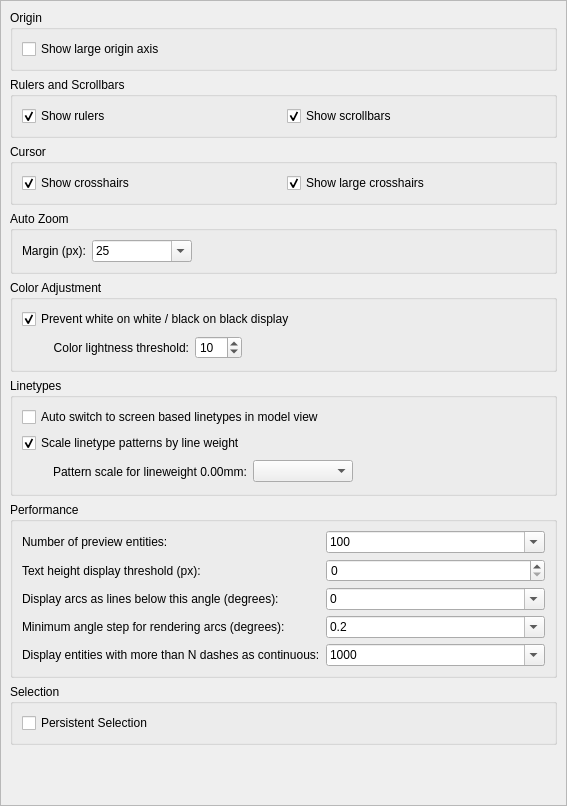
First picture: the form in scripts/Edit/AppPreferences/GraphicsViewPreferences/PreferencesPage.ui, repository qcad/qcad, before the edit.
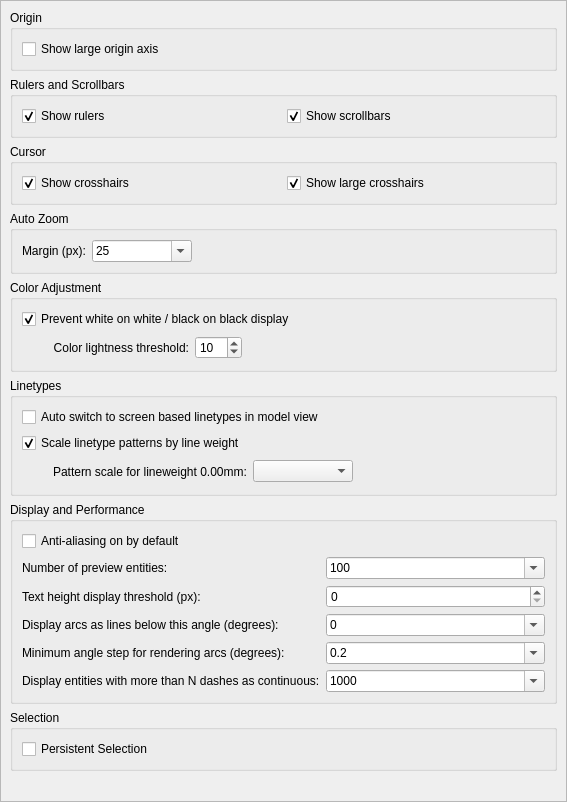
Second picture: the form after the edit. Custom widgets are drawn as their Qt base class.

Commit message:
add View > Anti-aliasing
update translations

The edit to the form file:
```diff
--- a/scripts/Edit/AppPreferences/GraphicsViewPreferences/PreferencesPage.ui
+++ b/scripts/Edit/AppPreferences/GraphicsViewPreferences/PreferencesPage.ui
@@ -7,7 +7,7 @@
     <x>0</x>
     <y>0</y>
     <width>567</width>
-    <height>806</height>
+    <height>802</height>
    </rect>
   </property>
   <property name="windowTitle">
@@ -22,7 +22,7 @@
      <x>0</x>
      <y>0</y>
      <width>565</width>
-     <height>804</height>
+     <height>800</height>
     </rect>
    </property>
    <layout class="QVBoxLayout" name="verticalLayout_2">
@@ -318,17 +318,17 @@
     <item>
      <widget class="QGroupBox" name="groupBox_8">
       <property name="title">
-       <string>Performance</string>
+       <string>Display and Performance</string>
       </property>
       <layout class="QFormLayout" name="formLayout_2">
-       <item row="0" column="0">
+       <item row="1" column="0">
         <widget class="QLabel" name="label_15">
          <property name="text">
           <string>Number of preview entities:</string>
          </property>
         </widget>
        </item>
-       <item row="0" column="1">
+       <item row="1" column="1">
         <widget class="QComboBox" name="PreviewEntities">
          <property name="minimumSize">
           <size>
@@ -379,7 +379,7 @@
          </item>
         </widget>
        </item>
-       <item row="1" column="0">
+       <item row="2" column="0">
         <widget class="QLabel" name="label_3">
          <property name="text">
           <string>Text height display threshold (px):</string>
@@ -389,17 +389,17 @@
          </property>
         </widget>
        </item>
-       <item row="1" column="1">
+       <item row="2" column="1">
         <widget class="QSpinBox" name="TextHeightThreshold"/>
        </item>
-       <item row="3" column="0">
+       <item row="4" column="0">
         <widget class="QLabel" name="label_4">
          <property name="text">
           <string>Display arcs as lines below this angle (degrees):</string>
          </property>
         </widget>
        </item>
-       <item row="3" column="1">
+       <item row="4" column="1">
         <widget class="QComboBox" name="ArcAngleLengthThreshold">
          <property name="editable">
           <bool>true</bool>
@@ -461,14 +461,14 @@
          </item>
         </widget>
        </item>
-       <item row="5" column="0">
+       <item row="6" column="0">
         <widget class="QLabel" name="label_6">
          <property name="text">
           <string>Display entities with more than N dashes as continuous:</string>
          </property>
         </widget>
        </item>
-       <item row="5" column="1">
+       <item row="6" column="1">
         <widget class="QComboBox" name="DashThreshold">
          <property name="editable">
           <bool>true</bool>
@@ -503,14 +503,14 @@
          </item>
         </widget>
        </item>
-       <item row="4" column="0">
+       <item row="5" column="0">
         <widget class="QLabel" name="label_7">
          <property name="text">
           <string>Minimum angle step for rendering arcs (degrees):</string>
          </property>
         </widget>
        </item>
-       <item row="4" column="1">
+       <item row="5" column="1">
         <widget class="QComboBox" name="MinArcAngleStep">
          <property name="editable">
           <bool>true</bool>
@@ -585,6 +585,13 @@
          </item>
         </widget>
        </item>
+       <item row="0" column="0">
+        <widget class="QCheckBox" name="Antialiasing">
+         <property name="text">
+          <string>Anti-aliasing on by default</string>
+         </property>
+        </widget>
+       </item>
       </layout>
      </widget>
     </item>
```
The commit also changes 91 other files.
